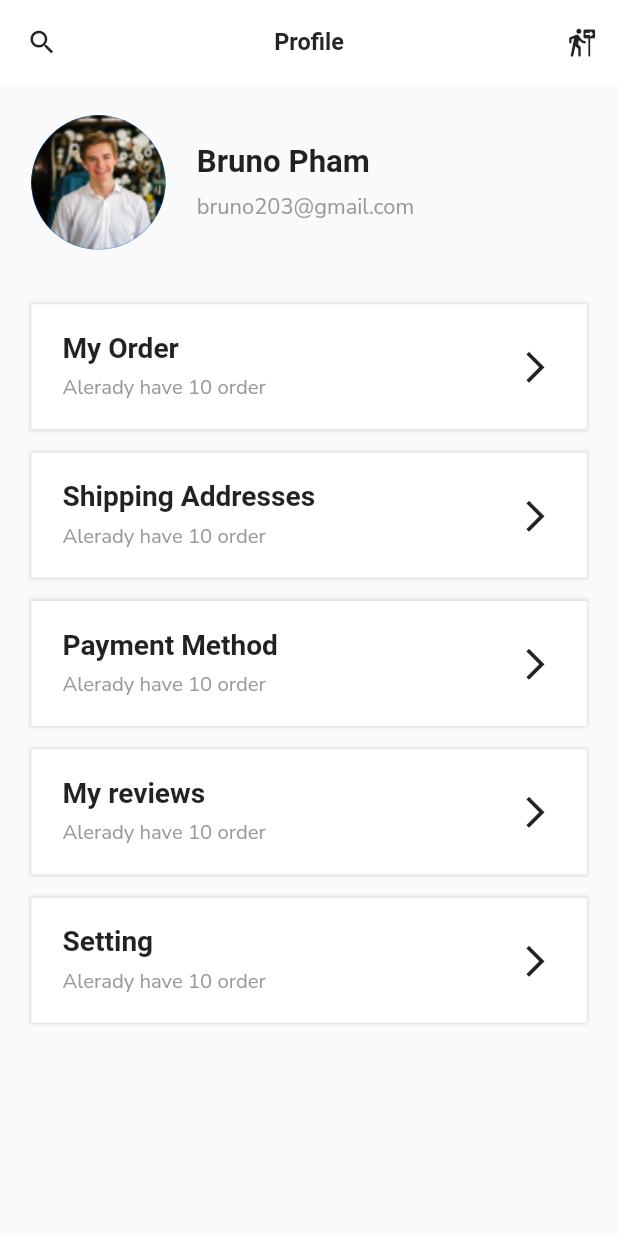
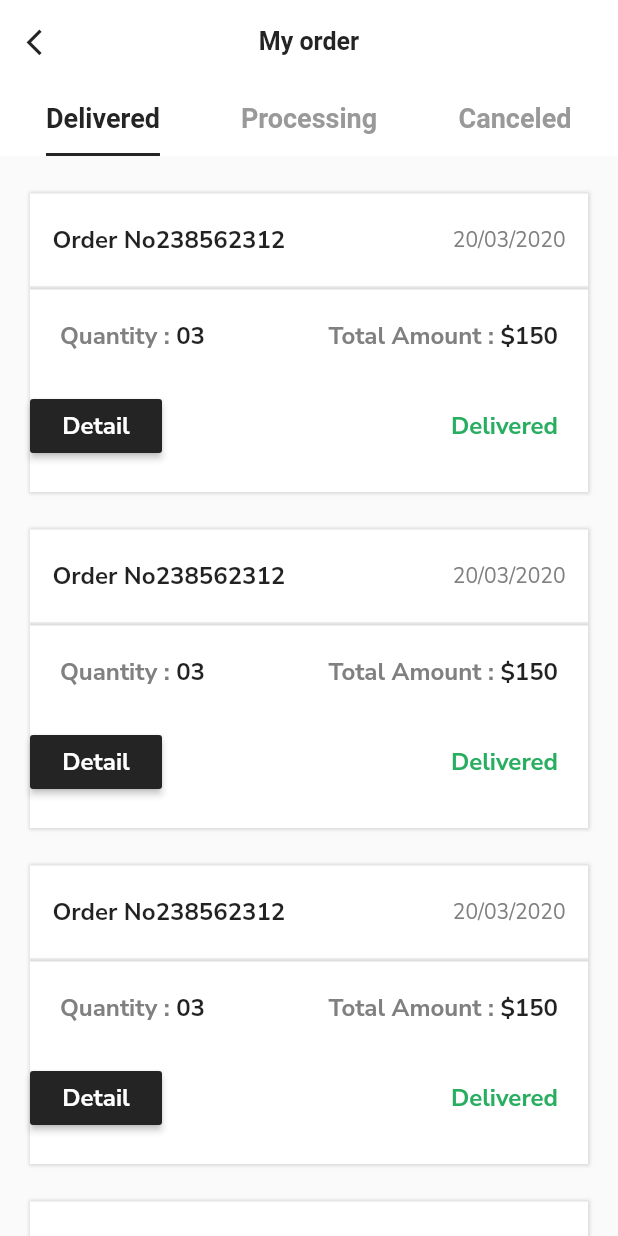
Before and after one commit to karimheiba/Furniture_shopping, a Flutter app: the ProfileScreen screen opened directly, after a tap on the "arrow forward ios" icon, on a phone screen of 412 x 824 dp. Run offline on Flutter 3.47's test engine with Material 2 defaults, Android fonts, the phone set to English and light mode, and no system bars; Roboto replaces fonts that are missing (NunitoSans-Bold).

Commit message:
order screen

```diff
--- a/lib/main.dart
+++ b/lib/main.dart
@@ -1,4 +1,5 @@
 import 'package:flutter/material.dart';
+import 'package:furniture_shopping_app/screen/subPages/order_screen.dart';
 
 import 'screen/boarding.dart';
 import 'screen/home_screen.dart';
@@ -27,6 +28,7 @@ class MyApp extends StatelessWidget {
         "home": (context) => HomeScreen(),
         "myCard": (context) => MyCard(),
         // "productitem":(context) => ProductScreen(),
+        "order":(context) => OrderScreen(),
       },
 
       title: 'furniture shopping',
--- a/lib/screen/main_tab_screens/profile_tab.dart
+++ b/lib/screen/main_tab_screens/profile_tab.dart
@@ -59,6 +59,7 @@ class ProfileScreen extends StatelessWidget {
                 child: sectionCards(context: context,
 
                   title: "My Order",note:"Alerady have 10 order",onPressed: (){
+                    Navigator.pushNamed(context, "order");
 
                 } ),
               ),
--- /dev/null
+++ b/lib/screen/subPages/order_screen.dart
@@ -0,0 +1,157 @@
+import 'package:flutter/material.dart';
+import 'package:flutter/src/foundation/key.dart';
+import 'package:flutter/src/widgets/framework.dart';
+import 'package:furniture_shopping_app/constans/colors.dart';
+import 'package:furniture_shopping_app/constans/size.dart';
+
+class OrderScreen extends StatelessWidget {
+   OrderScreen({Key? key}) : super(key: key);
+  int currentindex=0;
+
+  @override
+  Widget build(BuildContext context) {
+    return DefaultTabController(
+      animationDuration: Duration(milliseconds: 500),
+      initialIndex: currentindex,
+      length: 3,
+      child: Scaffold(
+
+        appBar: AppBar(
+          iconTheme: IconThemeData(color: primary,size: MySize.customSize.gitSize(context, 20)),
+          elevation: 0,
+          backgroundColor: Colors.white,
+          leading: IconButton(onPressed: (){}, icon: Icon(Icons.arrow_back_ios)),
+          title: Text("My order"),
+          centerTitle: true,
+          titleTextStyle: TextStyle(fontSize: MySize.customSize.gitSize(context, 16),fontWeight: FontWeight.w700,color: primary),
+          bottom: TabBar(
+
+            indicatorColor: primary,
+            indicatorWeight: 2,
+           indicatorSize: TabBarIndicatorSize.label,
+
+
+            unselectedLabelColor: disabledButton,
+
+            labelColor: primary,
+            labelStyle: TextStyle(fontSize: 18,fontWeight: FontWeight.w700),
+
+            tabs: [
+            Tab(text: "Delivered",),
+              Tab(text: "Processing",),
+              Tab(text: "Canceled",)
+          ]),
+
+        ),
+        body: TabBarView(
+          children: <Widget>[
+            ListView.builder(itemCount: 7,
+              itemBuilder: ((context, index) => orderCard(index,currentindex))),
+            Center(
+              child:  ListView.builder(itemCount: 2,
+              itemBuilder: ((context, index) => orderCard(index,currentindex))),
+            ),
+            Center(
+              child:  ListView.builder(itemCount: 1,
+              itemBuilder: ((context, index) => orderCard(index,currentindex))),
+            ),
+          ],
+        ),
+      ),
+    );
+
+  }
+
+   orderCard(int index,int currentindex) {
+    return
+           Padding(
+             padding: const EdgeInsets.symmetric(horizontal: 20.0),
+             child: Column(
+              children: [
+                Container(
+                   decoration: BoxDecoration(
+             color: Colors.white,
+            boxShadow: [
+              BoxShadow(
+                color: Colors.black12,
+                blurRadius: 1,
+                spreadRadius: 1,
+
+
+              )
+            ]
+           ),
+                  margin: EdgeInsets.only(top: 25),
+
+                  padding: EdgeInsets.symmetric(vertical: 20,horizontal:15 ),
+                  child: Row(
+                    mainAxisAlignment: MainAxisAlignment.spaceBetween,
+                    children: [
+                      Text("Order No238562312",style: TextStyle(fontSize: 16,fontWeight: FontWeight.w600,fontFamily: "NunitoSans"),),
+                      Text("20/03/2020",style: TextStyle(fontSize: 14,fontWeight: FontWeight.w400,fontFamily: "NunitoSans",color: textSecondary),)
+                    ],
+                  ),
+                ),
+                Container(height: 2,
+                color: secondaryButtonBG,),
+
+                 Container(
+                  decoration: BoxDecoration(
+             color: Colors.white,
+            boxShadow: [
+              BoxShadow(
+                color: Colors.black12,
+                blurRadius: 1,
+                spreadRadius: 1,
+
+
+              )
+            ]
+           ),
+                  padding: EdgeInsets.symmetric(vertical: 20,),
+                   child: Column(
+                     children: [
+                       Padding(
+                         padding: const EdgeInsets.symmetric(horizontal: 20.0),
+                         child: Row(
+                            mainAxisAlignment: MainAxisAlignment.spaceBetween,
+                            children: [
+                              Row(children: [
+                                Text("Quantity :",style: TextStyle(fontSize: 16,fontWeight: FontWeight.w600,fontFamily: "NunitoSans",color: textSecondary),),
+                             Text(" 03",style: TextStyle(fontSize: 16,fontWeight: FontWeight.w700,fontFamily: "NunitoSans"),),
+
+                              ],),
+                              Row(
+                                children: [
+                                  Text("Total Amount : ",style: TextStyle(fontSize: 16,fontWeight: FontWeight.w600,fontFamily: "NunitoSans",color: textSecondary),),
+                                  Text("\$150",style: TextStyle(fontSize: 16,fontWeight: FontWeight.w700,fontFamily: "NunitoSans"),),
+
+                                ],
+                              )
+                            ],
+                          ),
+                       ),
+SizedBox(height: 25,),
+                        Padding(
+                          padding: const EdgeInsets.only(right: 20.0),
+                          child: Row(
+                            mainAxisAlignment: MainAxisAlignment.spaceBetween,
+                            children: [
+                            MaterialButton(
+                              textColor: Colors.white,
+                              color: primary,
+                              onPressed: (){}, child: Text("Detail",style: TextStyle(fontSize: 16,fontWeight: FontWeight.w600,fontFamily: "NunitoSans")),),
+                              Text( "Delivered",style: TextStyle(fontSize: 16,fontWeight: FontWeight.w600,fontFamily: "NunitoSans",color: success))
+                          ],),
+                        )
+                     ],
+                   ),
+                 ),
+                ]
+                ,
+
+
+              ),
+           );
+  }
+}
```
